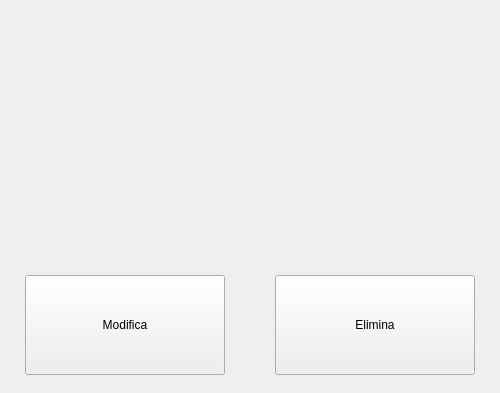
The window that ui/vistaTessera.ui (mikecostanzi/Fumetteria) describes before a commit, drawn with Qt 5.
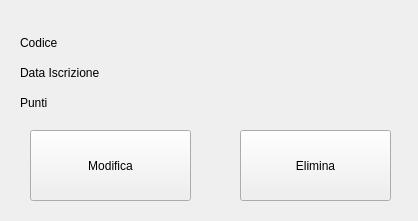
The same window after the commit.

Commit message: finita parte tessera e cliente

Patch:
```diff
--- a/ui/vistaTessera.ui
+++ b/ui/vistaTessera.ui
@@ -6,8 +6,8 @@
    <rect>
     <x>0</x>
     <y>0</y>
-    <width>500</width>
-    <height>393</height>
+    <width>418</width>
+    <height>221</height>
    </rect>
   </property>
   <property name="windowTitle">
@@ -16,75 +16,49 @@
   <widget class="QLabel" name="labelCodice">
    <property name="geometry">
     <rect>
-     <x>25</x>
-     <y>25</y>
+     <x>20</x>
+     <y>30</y>
      <width>450</width>
      <height>25</height>
     </rect>
    </property>
    <property name="text">
-    <string/>
-   </property>
-  </widget>
-  <widget class="QLabel" name="labelNome">
-   <property name="geometry">
-    <rect>
-     <x>25</x>
-     <y>75</y>
-     <width>450</width>
-     <height>25</height>
-    </rect>
-   </property>
-   <property name="text">
-    <string/>
-   </property>
-  </widget>
-  <widget class="QLabel" name="labelCognome">
-   <property name="geometry">
-    <rect>
-     <x>25</x>
-     <y>125</y>
-     <width>450</width>
-     <height>25</height>
-    </rect>
-   </property>
-   <property name="text">
-    <string/>
+    <string>Codice</string>
    </property>
   </widget>
   <widget class="QLabel" name="labelData">
    <property name="geometry">
     <rect>
-     <x>25</x>
-     <y>175</y>
+     <x>20</x>
+     <y>60</y>
      <width>450</width>
      <height>25</height>
     </rect>
    </property>
    <property name="text">
-    <string/>
+    <string>Data Iscrizione</string>
    </property>
   </widget>
   <widget class="QLabel" name="labelPunti">
    <property name="geometry">
     <rect>
-     <x>25</x>
-     <y>225</y>
+     <x>20</x>
+     <y>90</y>
      <width>450</width>
      <height>25</height>
     </rect>
    </property>
    <property name="text">
-    <string/>
+    <string>Punti</string>
    </property>
   </widget>
   <widget class="QPushButton" name="btn_modifica">
    <property name="geometry">
     <rect>
-     <x>25</x>
-     <y>275</y>
-     <width>200</width>
-     <height>100</height>
+     <x>30</x>
+     <y>130</y>
+     <width>161</width>
+     <height>71</height>
     </rect>
    </property>
    <property name="text">
@@ -94,10 +68,10 @@
   <widget class="QPushButton" name="pushButton_2">
    <property name="geometry">
     <rect>
-     <x>275</x>
-     <y>275</y>
-     <width>200</width>
-     <height>100</height>
+     <x>240</x>
+     <y>130</y>
+     <width>151</width>
+     <height>71</height>
     </rect>
    </property>
    <property name="text">
```
Left out of the diff: 4 changed lines with no effect on the pictures. The commit also changes 17 other files.
